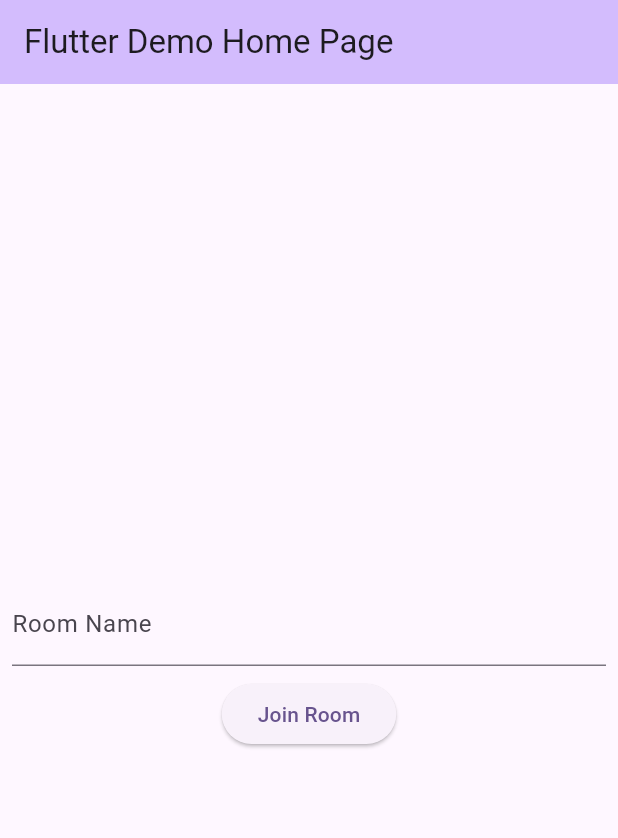
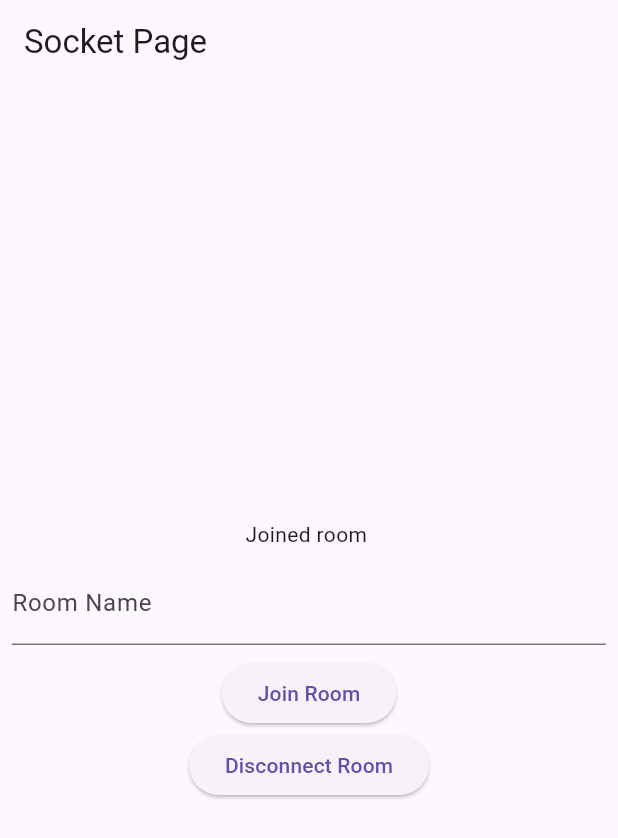
Before and after one commit to PFE-2024-QUIZ-APP/mobile, a Flutter app: the screen it shows after launch, after a tap on "Join Room", on a phone screen of 412 x 824 dp. Shown: the top 838 px of the screen. Run offline on Flutter 3.47's test engine with Material 3 defaults, Android fonts, the phone set to English and light mode, and no system bars; our stand-ins replace equatable, firebase_core, flutter_bloc, socket_io_client; accounts and stored records are empty.

Commit message:
socket connect flow

```diff
--- a/lib/main.dart
+++ b/lib/main.dart
@@ -1,8 +1,7 @@
 import 'package:flutter/material.dart';
-import 'package:socket_io_client/socket_io_client.dart' as IO;
-import 'dart:async';
-
-import 'package:socket_io_client/socket_io_client.dart';
+import 'package:flutter_bloc/flutter_bloc.dart';
+import 'package:quizzapppfe/presentation/blocs/socket_bloc.dart';
+import 'package:quizzapppfe/presentation/screens/join_screen.dart';
 
 void main() {
   runApp(const MyApp());
@@ -16,92 +15,12 @@ class MyApp extends StatelessWidget {
     return MaterialApp(
       title: 'Flutter Demo',
       theme: ThemeData(
-        colorScheme: ColorScheme.fromSeed(seedColor: Colors.deepPurple),
-        useMaterial3: true,
+        primarySwatch: Colors.blue,
       ),
-      home: const MyHomePage(title: 'Flutter Demo Home Page'),
-    );
-  }
-}
-
-class MyHomePage extends StatefulWidget {
-  const MyHomePage({super.key, required this.title});
-  final String title;
-
-  @override
-  State<MyHomePage> createState() => _MyHomePageState();
-}
-
-class _MyHomePageState extends State<MyHomePage> {
-  final TextEditingController _controller = TextEditingController();
-  final StreamSocket streamSocket = StreamSocket();
-
-  void connectAndListen(String roomName) {
-    IO.Socket socket = IO.io('http://localhost:3000',
-        OptionBuilder().setTransports(['websocket']).build());
-
-    socket.onConnect((_) {
-      print('connect');
-      socket.emit('join', roomName); // Use the 'joinRoom' event or similar based on your server-side implementation
-    });
-
-    socket.on('roomData', (data) => streamSocket.addResponse(data.toString()));
-    socket.onDisconnect((_) => print('disconnect'));
-  }
-
-  @override
-  void dispose() {
-    _controller.dispose();
-    streamSocket.dispose();
-    super.dispose();
-  }
-
-  @override
-  Widget build(BuildContext context) {
-    return Scaffold(
-      appBar: AppBar(
-        backgroundColor: Theme.of(context).colorScheme.inversePrimary,
-        title: Text(widget.title),
-      ),
-      body: Column(
-        mainAxisAlignment: MainAxisAlignment.center,
-        children: <Widget>[
-          Padding(
-            padding: const EdgeInsets.all(8.0),
-            child: TextField(
-              controller: _controller,
-              decoration: InputDecoration(
-                labelText: 'Room Name',
-              ),
-            ),
-          ),
-          ElevatedButton(
-            onPressed: () => connectAndListen(_controller.text),
-            child: Text('Join Room'),
-          ),
-          StreamBuilder(
-            stream: streamSocket.getResponse,
-            builder: (BuildContext context, AsyncSnapshot<String> snapshot) {
-              if (snapshot.hasData) {
-                return Text(snapshot.data!);
-              }
-              return Container();
-            },
-          ),
-        ],
+      home: BlocProvider(
+        create: (context) => SocketBloc(),
+        child: JoinScreen(),
       ),
     );
   }
 }
-
-class StreamSocket {
-  final _socketResponse = StreamController<String>();
-
-  void Function(String) get addResponse => _socketResponse.sink.add;
-
-  Stream<String> get getResponse => _socketResponse.stream;
-
-  void dispose() {
-    _socketResponse.close();
-  }
-}
--- /dev/null
+++ b/lib/presentation/blocs/socket_bloc.dart
@@ -0,0 +1,55 @@
+import 'package:equatable/equatable.dart';
+import 'package:flutter_bloc/flutter_bloc.dart';
+import 'package:socket_io_client/socket_io_client.dart' as IO;
+
+part 'socket_event.dart';
+part 'socket_state.dart';
+
+class SocketBloc extends Bloc<SocketEvent, SocketState> {
+   IO.Socket? socket;
+  SocketBloc() : super(SocketInitial()) {
+   on<SocketOnJoined>(_onJoined);
+   on<SocketOnConnect>(_onConnect);
+   on<SocketOnDisconnect>(_onDisconnected);
+}
+
+  void _onConnect(SocketOnConnect event, Emitter<SocketState> emit) async {
+    try {
+      emit(SocketConnecting());
+      socket = IO.io('http://localhost:3000', <String, dynamic>{
+        'transports': ['websocket'],
+      });
+      emit(SocketConnected());
+      print('connect');
+    } catch (e) {
+      emit(SocketError(e.toString()));
+    }
+  }
+
+  void _onJoined(SocketOnJoined event, Emitter<SocketState> emit) async {
+    try {
+      socket?.emit('join', event.room);
+      emit(SocketJoined(event.room));
+      print('join');
+    } catch (e) {
+      emit(SocketError(e.toString()));
+    }
+  }
+
+  void _onDisconnected(SocketOnDisconnect event, Emitter<SocketState> emit) async {
+    try {
+      socket?.disconnect();
+      emit(SocketDisconnected());
+      print('disconnect');
+    } catch (e) {
+      emit(SocketError(e.toString()));
+    }
+  }
+
+
+  @override
+  Future<void> close() {
+    socket?.dispose();
+    return super.close();
+  }
+}
--- /dev/null
+++ b/lib/presentation/blocs/socket_event.dart
@@ -0,0 +1,12 @@
+part of 'socket_bloc.dart';
+
+abstract class SocketEvent {}
+
+class SocketOnJoined extends SocketEvent {
+  final String room;
+  SocketOnJoined(this.room);
+}
+
+class SocketOnConnect extends SocketEvent {}
+
+class SocketOnDisconnect extends SocketEvent {}
--- /dev/null
+++ b/lib/presentation/blocs/socket_state.dart
@@ -0,0 +1,39 @@
+part of 'socket_bloc.dart';
+
+abstract class SocketState  extends Equatable{
+
+}
+
+class SocketInitial extends SocketState {
+  @override
+  List<Object> get props => [];
+}
+
+class SocketConnecting extends SocketState {
+  @override
+  List<Object> get props => [];
+}
+
+class SocketConnected extends SocketState {
+  @override
+  List<Object> get props => [];
+}
+
+class SocketJoined extends SocketState {
+  final String room;
+  SocketJoined(this.room);
+  @override
+  List<Object> get props => [room];
+}
+
+class SocketDisconnected extends SocketState {
+  @override
+  List<Object> get props => [];
+}
+
+class SocketError extends SocketState {
+  final String error;
+  SocketError(this.error);
+  @override
+  List<Object> get props => [error];
+}
--- /dev/null
+++ b/lib/presentation/screens/join_screen.dart
@@ -0,0 +1,57 @@
+// socket_page.dart
+import 'package:flutter/material.dart';
+import 'package:flutter_bloc/flutter_bloc.dart';
+import 'package:quizzapppfe/presentation/widgets/join_widget.dart';
+
+import '../blocs/socket_bloc.dart';
+
+class JoinScreen extends StatelessWidget {
+  JoinScreen({super.key});
+
+  final TextEditingController _controller = TextEditingController();
+
+  get state => null;
+
+  @override
+  Widget build(BuildContext context) {
+    return Scaffold(
+      appBar: AppBar(
+        title: const Text('Socket Page'),
+      ),
+      body: Center(
+        child: Column(
+          mainAxisAlignment: MainAxisAlignment.center,
+          children: <Widget>[
+            BlocBuilder<SocketBloc, SocketState>(
+              builder: (context, state) {
+                if (state is SocketConnected) {
+                  return const Text('Socket connected');
+                } else if (state is SocketJoined) {
+                  return Text('Joined room ${state.room}');
+                } else if (state is SocketError) {
+                  return Text('Socket error: ${state.error}');
+                } else {
+                  return const Text('Socket disconnected');
+                }
+              },
+            ),
+            JoinWidget(
+                controller: _controller,
+                onJoin: () {
+                  if (state is! SocketJoined) {
+                    BlocProvider.of<SocketBloc>(context)
+                        .add(SocketOnJoined(_controller.text));
+                  }
+                },
+                onDisconnect: () {
+                  if (state is! SocketDisconnected) {
+                    BlocProvider.of<SocketBloc>(context)
+                        .add(SocketOnDisconnect());
+                  }
+                })
+          ],
+        ),
+      ),
+    );
+  }
+}
--- /dev/null
+++ b/lib/presentation/widgets/join_widget.dart
@@ -0,0 +1,40 @@
+import 'package:flutter/cupertino.dart';
+import 'package:flutter/material.dart';
+
+class JoinWidget extends StatelessWidget {
+  final TextEditingController controller;
+  final Function() onJoin;
+  final Function() onDisconnect;
+
+  const JoinWidget(
+      {super.key,
+      required this.controller,
+      required this.onJoin,
+      required this.onDisconnect
+      });
+
+  @override
+  Widget build(BuildContext context) {
+    return Column(
+      children: <Widget>[
+        Padding(
+          padding: const EdgeInsets.all(8.0),
+          child: TextField(
+            controller: controller,
+            decoration: const InputDecoration(
+              labelText: 'Room Name',
+            ),
+          ),
+        ),
+        ElevatedButton(
+          onPressed: onJoin,
+          child: const Text('Join Room'),
+        ),
+        ElevatedButton(
+          onPressed: onDisconnect,
+          child: const Text('Disconnect Room'),
+        ),
+      ],
+    );
+  }
+}
--- a/pubspec.yaml
+++ b/pubspec.yaml
@@ -37,6 +37,8 @@ dependencies:
   cupertino_icons: ^1.0.2
   firebase_core: ^2.25.4
   socket_io_client: ^2.0.3+1
+  flutter_bloc: ^8.1.4
+  equatable: ^2.0.5
 
 dev_dependencies:
   flutter_test:
```
Also changed, not shown: pubspec.lock, 6 other files.
